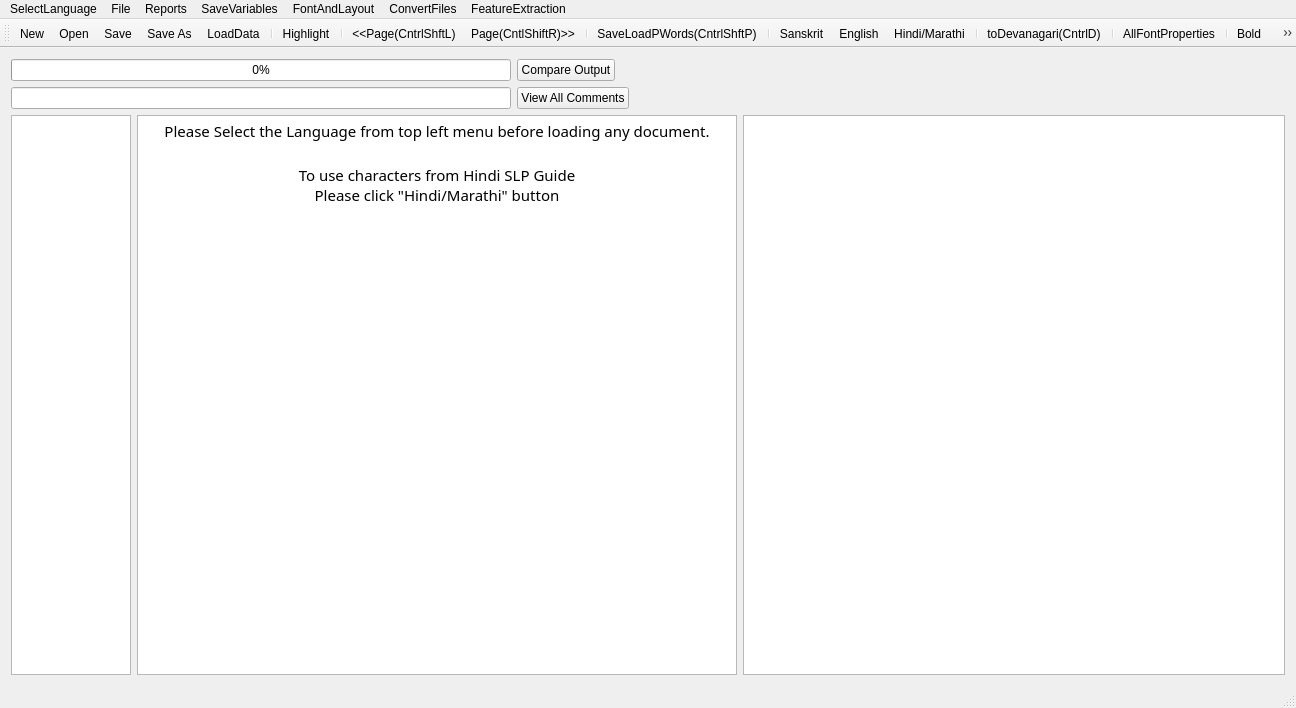
First picture: the form in FrameWorkCode/mainwindow.ui, repository venkatapathy/OpenOCRCorrect-dev, before the edit.
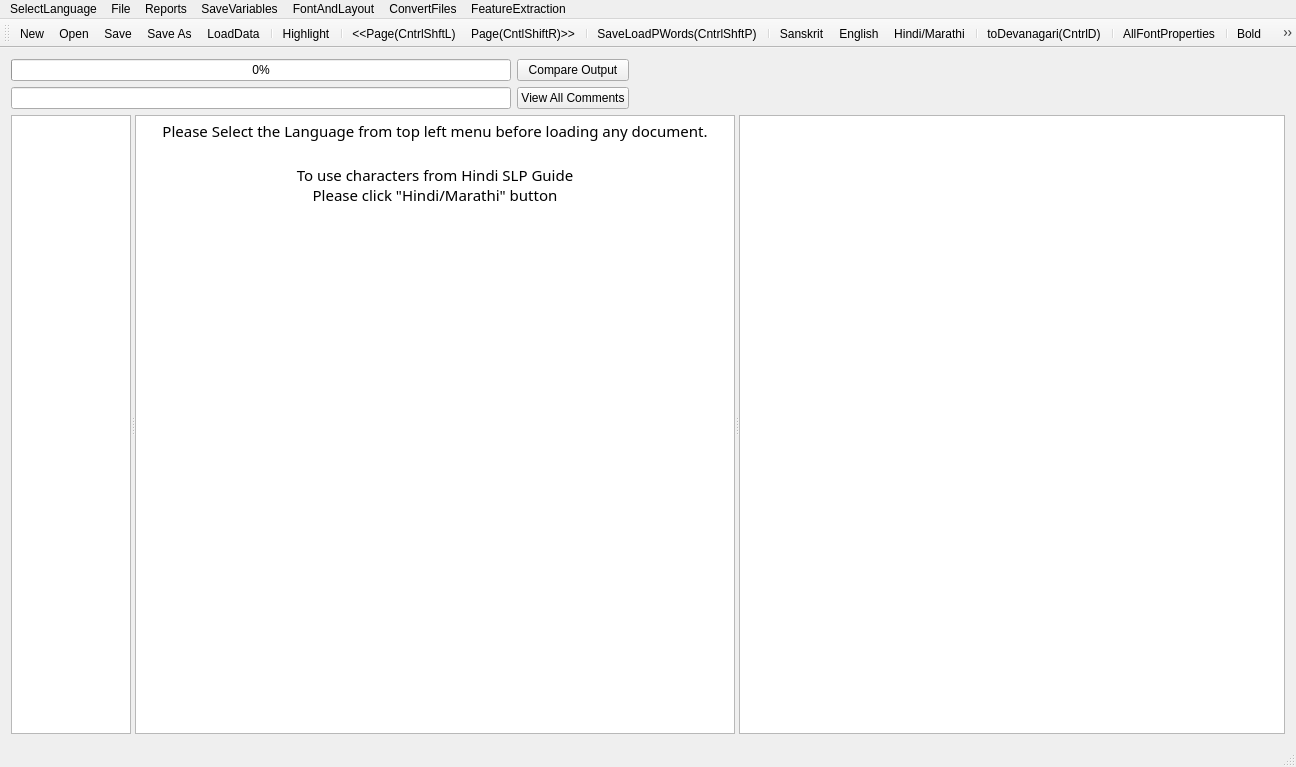
Second picture: the form after the edit. Icons and pictures are not drawn.

```diff
--- a/FrameWorkCode/mainwindow.ui
+++ b/FrameWorkCode/mainwindow.ui
@@ -7,7 +7,7 @@
     <x>0</x>
     <y>0</y>
     <width>1296</width>
-    <height>708</height>
+    <height>767</height>
    </rect>
   </property>
   <property name="mouseTracking">
@@ -19,9 +19,9 @@
   <widget class="QWidget" name="centralWidget">
    <layout class="QVBoxLayout" name="verticalLayout_3">
     <item>
-     <layout class="QHBoxLayout" name="horizontalLayout_4">
+     <layout class="QHBoxLayout" name="horizontalLayout">
       <item>
-       <layout class="QVBoxLayout" name="verticalLayout_2">
+       <layout class="QVBoxLayout" name="verticalLayout">
         <item>
          <widget class="QProgressBar" name="progressBar">
           <property name="maximumSize">
@@ -51,11 +51,12 @@
        </layout>
       </item>
       <item>
-       <layout class="QVBoxLayout" name="verticalLayout">
+       <layout class="QVBoxLayout" name="verticalLayout_2">
+        <property name="spacing">
+         <number>6</number>
+        </property>
         <item>
-         <layout class="QHBoxLayout" name="horizontalLayout_2">
-          <item>
-           <widget class="QPushButton" name="pushButton_3">
+         <widget class="QPushButton" name="compareCorrectorOutput">
             <property name="toolTip">
              <string>&lt;html&gt;&lt;head/&gt;&lt;body&gt;&lt;p&gt;&lt;span style=&quot; font-weight:600;&quot;&gt;Open any file in CorrectorOutput Folder to view Changes made.&lt;/span&gt;&lt;/p&gt;&lt;/body&gt;&lt;/html&gt;</string>
             </property>
@@ -65,31 +66,16 @@
            </widget>
           </item>
           <item>
-           <spacer name="horizontalSpacer">
-            <property name="orientation">
-             <enum>Qt::Horizontal</enum>
-            </property>
-            <property name="sizeHint" stdset="0">
-             <size>
-              <width>40</width>
-              <height>20</height>
-             </size>
-            </property>
-           </spacer>
-          </item>
-         </layout>
-        </item>
-        <item>
-         <layout class="QHBoxLayout" name="horizontalLayout_3">
-          <item>
            <widget class="QPushButton" name="viewallcomments">
             <property name="text">
              <string>View All Comments</string>
             </property>
            </widget>
           </item>
+       </layout>
+      </item>
           <item>
-           <spacer name="horizontalSpacer_2">
+       <spacer name="horizontalSpacer">
             <property name="orientation">
              <enum>Qt::Horizontal</enum>
             </property>
@@ -103,13 +89,11 @@
           </item>
          </layout>
         </item>
-       </layout>
-      </item>
-     </layout>
-    </item>
     <item>
-     <layout class="QHBoxLayout" name="horizontalLayout" stretch="0,1,1">
-      <item>
+     <widget class="QSplitter" name="splitter_2">
+      <property name="orientation">
+       <enum>Qt::Horizontal</enum>
+      </property>
        <widget class="QTextEdit" name="textEdit">
         <property name="minimumSize">
          <size>
@@ -136,8 +120,10 @@
          <bool>true</bool>
         </property>
        </widget>
-      </item>
-      <item>
+      <widget class="QSplitter" name="splitter">
+       <property name="orientation">
+        <enum>Qt::Horizontal</enum>
+       </property>
        <widget class="QTextBrowser" name="textBrowser">
         <property name="sizePolicy">
          <sizepolicy hsizetype="Expanding" vsizetype="Expanding">
@@ -148,7 +134,13 @@
         <property name="minimumSize">
          <size>
           <width>600</width>
-          <height>0</height>
+          <height>600</height>
+         </size>
+        </property>
+        <property name="maximumSize">
+         <size>
+          <width>16777215</width>
+          <height>16777215</height>
          </size>
         </property>
         <property name="font">
@@ -186,8 +178,6 @@
          <set>Qt::LinksAccessibleByKeyboard|Qt::LinksAccessibleByMouse|Qt::TextBrowserInteraction|Qt::TextEditable|Qt::TextEditorInteraction|Qt::TextSelectableByKeyboard|Qt::TextSelectableByMouse</set>
         </property>
        </widget>
-      </item>
-      <item>
        <widget class="QGraphicsView" name="graphicsView">
         <property name="sizePolicy">
          <sizepolicy hsizetype="Expanding" vsizetype="Expanding">
@@ -198,7 +188,7 @@
         <property name="minimumSize">
          <size>
           <width>500</width>
-          <height>0</height>
+          <height>600</height>
          </size>
         </property>
         <property name="maximumSize">
@@ -226,8 +216,8 @@
          <enum>QGraphicsView::AnchorViewCenter</enum>
         </property>
        </widget>
-      </item>
-     </layout>
+      </widget>
+     </widget>
     </item>
    </layout>
   </widget>
```
Left out of the diff: 16 changed lines with no effect on the pictures. Lines whose indentation alone changed are shown as unchanged.
